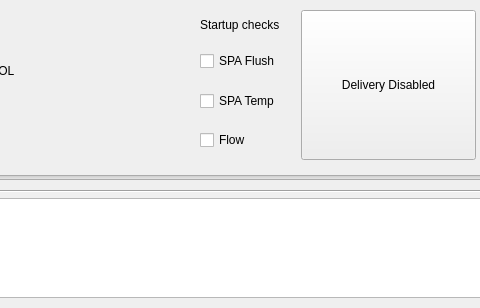
First picture: the form in ui/resources/RunPage_widget.ui, repository tamdak-dan/rch-steamer, before the edit; both pictures show x 129 to 609 and y 0 to 308 of the 800 by 308 pixel window.
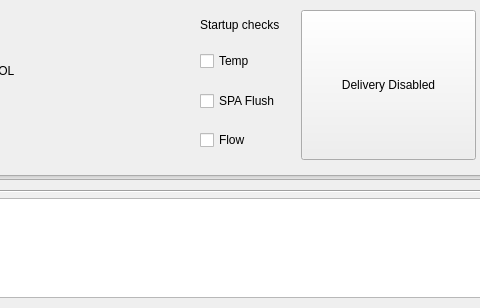
Second picture: the form after the edit.

Commit message:
Startup checks: Temp first, then SPA Flush, then Flow
Reorder the checklist and rename "SPA Temp" to "Temp". Each checkbox
keeps its object name, so it still shows the same PLC variable
(bTempInBand / bSpaFlushed / bFlowInBand).

Claude-Session: https://claude.ai/code/session_01DpXPRdHiQR1SXg7JssSBq7

Patch:
```diff
--- a/ui/resources/RunPage_widget.ui
+++ b/ui/resources/RunPage_widget.ui
@@ -256,12 +256,12 @@
                </spacer>
               </item>
               <item>
-               <widget class="QCheckBox" name="chk_InitSpaFlush">
+               <widget class="QCheckBox" name="chk_InitSpaTemp">
                 <property name="focusPolicy">
                  <enum>Qt::FocusPolicy::NoFocus</enum>
                 </property>
                 <property name="text">
-                 <string>SPA Flush</string>
+                 <string>Temp</string>
                 </property>
                </widget>
               </item>
@@ -279,12 +279,12 @@
                </spacer>
               </item>
               <item>
-               <widget class="QCheckBox" name="chk_InitSpaTemp">
+               <widget class="QCheckBox" name="chk_InitSpaFlush">
                 <property name="focusPolicy">
                  <enum>Qt::FocusPolicy::NoFocus</enum>
                 </property>
                 <property name="text">
-                 <string>SPA Temp</string>
+                 <string>SPA Flush</string>
                 </property>
                </widget>
               </item>
```
